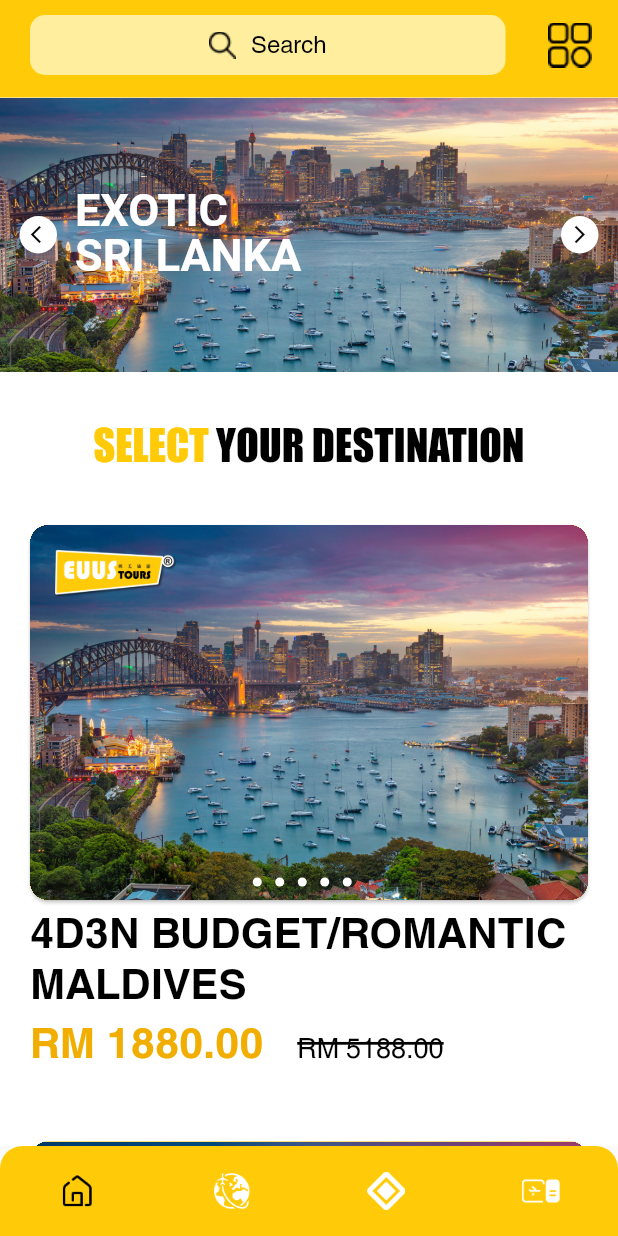
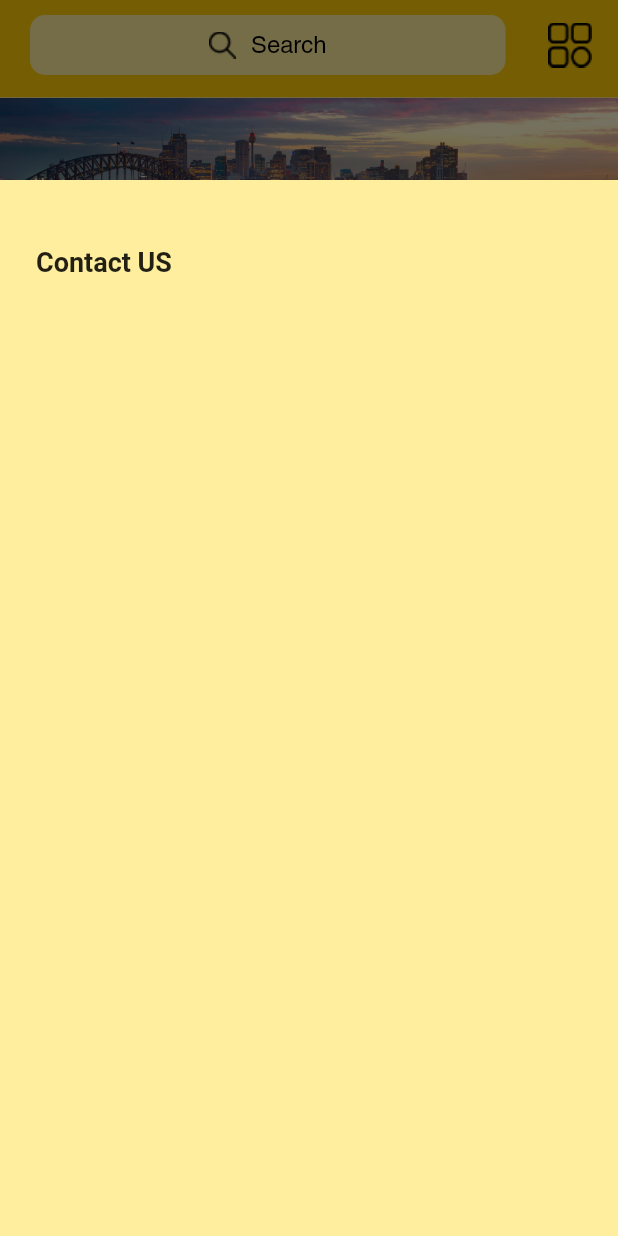
Before and after one commit to Ahmad-Elraqab/emus, a Flutter app: the screen it shows after launch, with the side drawer open (before the commit the screen has no drawer), on a phone screen of 412 x 824 dp. Run offline on Flutter 3.47's test engine with Material 2 defaults, Android fonts, the phone set to English and light mode, and no system bars; our stand-ins replace auto_route, flutter_svg, responsive_framework.

Commit message:
add drawer

```diff
--- a/lib/presentation/main/main_page.dart
+++ b/lib/presentation/main/main_page.dart
@@ -42,6 +42,26 @@ class _MainPageState extends State<MainPage> with TickerProviderStateMixin {
           appBar: CustomAppBar(
             onClick: onClick,
           ),
+          drawer: Align(
+            alignment: Alignment.bottomCenter,
+            child: Container(
+              color: const Color(0xFFFEEE9D),
+              width: MediaQuery.sizeOf(context).width,
+              height: MediaQuery.sizeOf(context).height - 120,
+              padding: const EdgeInsets.all(24),
+              child: const Column(
+                crossAxisAlignment: CrossAxisAlignment.start,
+                children: [
+                  // Image.asset('assets/images/logo.png'),
+                  SizedBox(height: 20),
+                  Text(
+                    'Contact US',
+                    style: TextStyle(fontSize: 18, fontWeight: FontWeight.bold),
+                  )
+                ],
+              ),
+            ),
+          ),
           body: SingleChildScrollView(
             child: SizedBox(
               height: MediaQuery.sizeOf(context).height,
--- a/lib/presentation/widgets/custom_app_bar.dart
+++ b/lib/presentation/widgets/custom_app_bar.dart
@@ -64,7 +64,7 @@ class CustomAppBar extends StatelessWidget implements PreferredSizeWidget {
         Padding(
           padding: const EdgeInsets.only(right: 8.0),
           child: IconButton(
-            onPressed: () => print(Scaffold.hasDrawer(context)),
+            onPressed: Scaffold.of(context).openDrawer,
             icon: Image.asset('assets/images/menu.png'),
           ),
         ),
```
